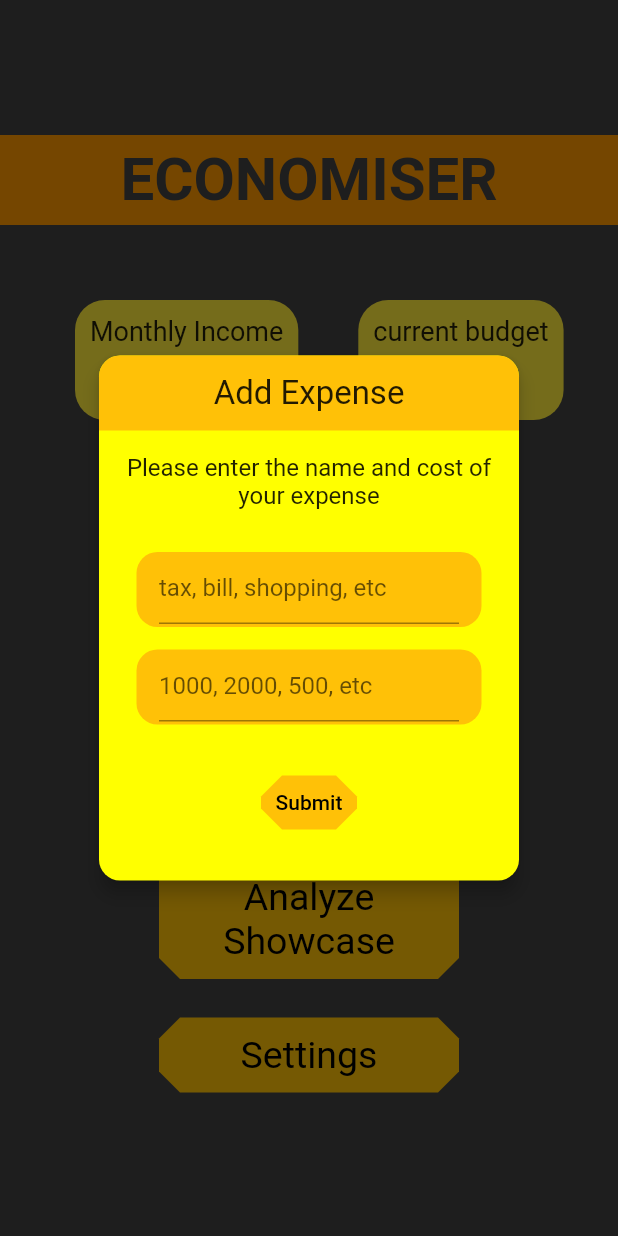
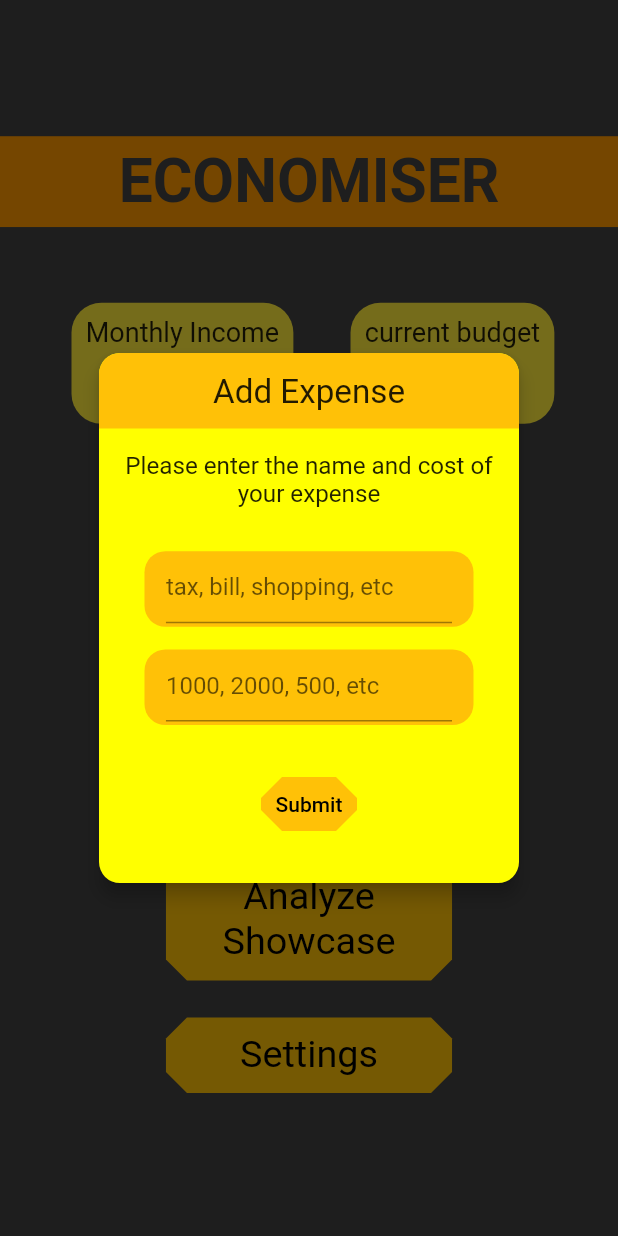
Before and after one commit to MermertH/economiser, a Flutter app: the screen it shows once a user with an empty profile is signed in, after a tap on "Add Expense", on a phone screen of 412 x 824 dp. Run offline on Flutter 3.47's test engine with Material 2 defaults, Android fonts, the light colour scheme and no system bars; our stand-ins replace cloud_firestore, firebase_auth, firebase_core, jiffy; accounts and stored records are empty.

Commit message:
rescaling part 1 done

```diff
--- a/lib/AnalyzingPage/AnalyzeShowcase.dart
+++ b/lib/AnalyzingPage/AnalyzeShowcase.dart
@@ -49,7 +49,7 @@ class _AnalyzeShowcaseState extends State<AnalyzeShowcase> {
   @override
   Widget build(BuildContext context) {
     final maxWidth = MediaQuery.of(context).size.width;
-    //final maxHeight = MediaQuery.of(context).size.height;
+    final maxHeight = MediaQuery.of(context).size.height;
     return Scaffold(
       backgroundColor: Colors.grey[800],
       appBar: AppBar(
@@ -189,6 +189,8 @@ class _AnalyzeShowcaseState extends State<AnalyzeShowcase> {
                           builder: (context) => InformativeDialog());
                       print('selected day is $selectedDay');
                       print('selected week is $selectedWeek');
+                      print('max width: $maxWidth');
+                      print('max height: $maxHeight');
                     },
                     child: const Text('?'),
                   ),
--- a/lib/MainPage/app_label.dart
+++ b/lib/MainPage/app_label.dart
@@ -3,26 +3,24 @@ import 'package:flutter/material.dart';
 class AppLabel extends StatelessWidget {
   @override
   Widget build(BuildContext context) {
+    // var maxWidth = MediaQuery.of(context).size.width;
+    var maxHeight = MediaQuery.of(context).size.height;
     return Center(
       child: Container(
-        margin: EdgeInsets.only(top: 90),
-        height: 60,
+        margin: EdgeInsets.only(top: maxHeight * 0.1102),
+        height: maxHeight * 0.0735,
         decoration: BoxDecoration(
           color: Theme.of(context).primaryColor,
-          // borderRadius: BorderRadius.only(
-          //   topLeft: Radius.circular(14),
-          //   topRight: Radius.circular(14),
-          //   bottomLeft: Radius.circular(14),
-          //   bottomRight: Radius.circular(14),
-          // ),
         ),
         child: Center(
-          child: Text(
-            "ECONOMISER",
-            style: TextStyle(
-                fontSize: 40,
-                fontWeight: FontWeight.bold,
-                color: Colors.grey[800]),
+          child: FittedBox(
+            child: Text(
+              "ECONOMISER",
+              style: TextStyle(
+                  fontSize: maxHeight * 0.0490,
+                  fontWeight: FontWeight.bold,
+                  color: Colors.grey[800]),
+            ),
           ),
         ),
       ),
--- a/lib/MainPage/current_budget.dart
+++ b/lib/MainPage/current_budget.dart
@@ -18,10 +18,12 @@ class _CurrentBudgetState extends State<CurrentBudget> {
 
   @override
   Widget build(BuildContext context) {
+    var maxWidth = MediaQuery.of(context).size.width;
+    var maxHeight = MediaQuery.of(context).size.height;
     return Container(
-      height: 80,
+      height: maxHeight * 0.0980,
       child: Container(
-        padding: EdgeInsets.all(10),
+        padding: EdgeInsets.all(maxWidth * 0.0231),
         decoration: BoxDecoration(
           color: Colors.yellow,
           borderRadius: BorderRadius.all(Radius.circular(20)),
@@ -29,10 +31,15 @@ class _CurrentBudgetState extends State<CurrentBudget> {
         child: Column(
           mainAxisAlignment: MainAxisAlignment.spaceBetween,
           children: [
-            Expanded(
+            Padding(
+              padding: const EdgeInsets.only(bottom: 5),
+              child: FittedBox(
+                child: Expanded(
                   child: Text(
                     'current budget',
                     style: TextStyle(fontSize: 18),
+                  ),
+                ),
               ),
             ),
             Expanded(
@@ -83,12 +90,14 @@ class _CurrentBudgetState extends State<CurrentBudget> {
                             monthlyIncome(
                                 budgetSnapshot, income, incomeSnapshot);
                           }
-                          return Text(
+                          return FittedBox(
+                            child: Text(
                               budgetSnapshot.data.docs
                                       .any((doc) => doc.id == _userAuth.uid)
                                   ? '${budgetSnapshot.data.docs.firstWhere((doc) => doc.id == _userAuth.uid).get('currentBudget')}\$'
                                   : '0\$',
                               style: TextStyle(fontSize: 18),
+                            ),
                           );
                         },
                       );
--- a/lib/MainPage/main_page.dart
+++ b/lib/MainPage/main_page.dart
@@ -90,6 +90,8 @@ class _MainPageState extends State<MainPage> {
 
   @override
   Widget build(BuildContext context) {
+    var maxWidth = MediaQuery.of(context).size.width;
+    var maxHeight = MediaQuery.of(context).size.height;
     return Scaffold(
       resizeToAvoidBottomInset: false,
       body: Container(
@@ -100,7 +102,8 @@ class _MainPageState extends State<MainPage> {
             AppLabel(),
             // monthly income and current budget
             Container(
-              margin: EdgeInsets.only(left: 50, top: 50),
+              margin: EdgeInsets.only(
+                  left: maxWidth * 0.1157, top: maxHeight * 0.0612),
               child: Row(
                 children: [
                   // monthly income
@@ -118,7 +121,7 @@ class _MainPageState extends State<MainPage> {
                   SizedBox(),
                   //Set Income Button
                   Padding(
-                    padding: const EdgeInsets.only(top: 40),
+                    padding: EdgeInsets.only(top: maxHeight * 0.0490),
                     child: TextButton(
                       onPressed: () {
                         showDialog(
@@ -129,9 +132,9 @@ class _MainPageState extends State<MainPage> {
                             ScaffoldMessenger.of(context).showSnackBar(SnackBar(
                               content: Text(
                                 'Income submitted successfully!',
-                                style: const TextStyle(
+                                style: TextStyle(
                                   color: Colors.black,
-                                  fontSize: 16,
+                                  fontSize: maxWidth * 0.0370,
                                 ),
                               ),
                               backgroundColor: Colors.amber,
@@ -146,8 +149,9 @@ class _MainPageState extends State<MainPage> {
                           shape: const BeveledRectangleBorder(
                             borderRadius: BorderRadius.all(Radius.circular(14)),
                           ),
-                          textStyle: const TextStyle(fontSize: 25),
-                          fixedSize: Size(200, 50)),
+                          textStyle: TextStyle(fontSize: maxHeight * 0.0306),
+                          fixedSize:
+                              Size(maxWidth * 0.4629, maxHeight * 0.0612)),
                     ),
                   ),
                   // Add Budget
@@ -178,8 +182,8 @@ class _MainPageState extends State<MainPage> {
                         shape: const BeveledRectangleBorder(
                           borderRadius: BorderRadius.all(Radius.circular(14)),
                         ),
-                        textStyle: const TextStyle(fontSize: 25),
-                        fixedSize: Size(200, 50)),
+                        textStyle: TextStyle(fontSize: maxHeight * 0.0306),
+                        fixedSize: Size(maxWidth * 0.4629, maxHeight * 0.0612)),
                   ),
                   //Add Expense Button
                   TextButton(
@@ -212,8 +216,8 @@ class _MainPageState extends State<MainPage> {
                         shape: const BeveledRectangleBorder(
                           borderRadius: BorderRadius.all(Radius.circular(14)),
                         ),
-                        textStyle: const TextStyle(fontSize: 25),
-                        fixedSize: Size(200, 50)),
+                        textStyle: TextStyle(fontSize: maxHeight * 0.0306),
+                        fixedSize: Size(maxWidth * 0.4629, maxHeight * 0.0612)),
                   ),
                   //Analyze Showcase Button
                   TextButton(
@@ -233,8 +237,8 @@ class _MainPageState extends State<MainPage> {
                         shape: const BeveledRectangleBorder(
                           borderRadius: BorderRadius.all(Radius.circular(14)),
                         ),
-                        textStyle: const TextStyle(fontSize: 25),
-                        fixedSize: Size(200, 80)),
+                        textStyle: TextStyle(fontSize: maxHeight * 0.0306),
+                        fixedSize: Size(maxWidth * 0.4629, maxHeight * 0.0980)),
                   ),
                   //Settings Button
                   TextButton(
@@ -252,10 +256,10 @@ class _MainPageState extends State<MainPage> {
                         shape: const BeveledRectangleBorder(
                           borderRadius: BorderRadius.all(Radius.circular(14)),
                         ),
-                        textStyle: const TextStyle(fontSize: 25),
-                        fixedSize: Size(200, 50)),
+                        textStyle: TextStyle(fontSize: maxHeight * 0.0306),
+                        fixedSize: Size(maxWidth * 0.4629, maxHeight * 0.0612)),
                   ),
-                  const SizedBox(height: 70),
+                  SizedBox(height: maxHeight * 0.0857),
                 ],
               ),
             ),
--- a/lib/MainPage/monthly_income.dart
+++ b/lib/MainPage/monthly_income.dart
@@ -8,12 +8,14 @@ class MonthlyIncome extends StatelessWidget {
 
   @override
   Widget build(BuildContext context) {
+    var maxWidth = MediaQuery.of(context).size.width;
+    var maxHeight = MediaQuery.of(context).size.height;
     var _userAuth = FirebaseAuth.instance.currentUser;
     return Container(
-      margin: EdgeInsets.only(right: 40),
-      height: 80,
+      margin: EdgeInsets.only(right: maxWidth * 0.0925),
+      height: maxHeight * 0.0980,
       child: Container(
-        padding: EdgeInsets.all(10),
+        padding: EdgeInsets.all(maxWidth * 0.0231),
         decoration: BoxDecoration(
           color: Colors.yellow,
           borderRadius: BorderRadius.all(Radius.circular(20)),
@@ -21,10 +23,15 @@ class MonthlyIncome extends StatelessWidget {
         child: Column(
           mainAxisAlignment: MainAxisAlignment.spaceBetween,
           children: [
-            Expanded(
+            Padding(
+              padding: const EdgeInsets.only(bottom: 5),
+              child: FittedBox(
+                child: Expanded(
                   child: Text(
                     'Monthly Income',
                     style: TextStyle(fontSize: 18),
+                  ),
+                ),
               ),
             ),
             Expanded(
@@ -50,12 +57,14 @@ class MonthlyIncome extends StatelessWidget {
                           ),
                         );
                       }
-                      return Text(
+                      return FittedBox(
+                        child: Text(
                           snapshot.data.docs
                                   .any((doc) => doc.id == _userAuth.uid)
                               ? '${snapshot.data.docs.firstWhere((doc) => doc.id == _userAuth.uid).get('income')}\$'
                               : '0\$',
                           style: TextStyle(fontSize: 18),
+                        ),
                       );
                     },
                   ),
--- a/lib/PopUps/add_expense.dart
+++ b/lib/PopUps/add_expense.dart
@@ -19,6 +19,8 @@ class _AddExpenseDialogState extends State<AddExpenseDialog> {
 
   @override
   Widget build(BuildContext context) {
+    var maxWidth = MediaQuery.of(context).size.width;
+    var maxHeight = MediaQuery.of(context).size.height;
     return Dialog(
       elevation: 5,
       backgroundColor: Colors.yellowAccent,
@@ -26,12 +28,12 @@ class _AddExpenseDialogState extends State<AddExpenseDialog> {
         borderRadius: BorderRadius.all(Radius.circular(14)),
       ),
       child: Container(
-        height: 350,
-        width: 250,
+        height: maxHeight * 0.4289,
+        width: maxWidth * 0.5787,
         child: Column(
           children: [
             Container(
-              height: 50,
+              height: maxHeight * 0.0612,
               decoration: BoxDecoration(
                   color: Colors.amber,
                   borderRadius: BorderRadius.only(
@@ -41,17 +43,17 @@ class _AddExpenseDialogState extends State<AddExpenseDialog> {
               child: Center(
                   child: Text(
                 'Add Expense',
-                style: TextStyle(fontSize: 22),
+                style: TextStyle(fontSize: maxHeight * 0.0269),
               )),
             ),
-            SizedBox(height: 15),
+            SizedBox(height: maxHeight * 0.0183),
             Padding(
-              padding: const EdgeInsets.symmetric(horizontal: 8),
+              padding: EdgeInsets.symmetric(horizontal: maxWidth * 0.0185),
               child: Text(
                 'Please enter the name and cost of your expense',
                 textAlign: TextAlign.center,
                 style: TextStyle(
-                  fontSize: 16,
+                  fontSize: maxHeight * 0.0196,
                 ),
               ),
             ),
@@ -64,8 +66,8 @@ class _AddExpenseDialogState extends State<AddExpenseDialog> {
                   Stack(
                     children: [
                       Container(
-                        width: 230,
-                        height: 50,
+                        width: maxWidth * 0.5324,
+                        height: maxHeight * 0.0612,
                         decoration: BoxDecoration(
                           borderRadius: BorderRadius.all(
                             Radius.circular(14),
@@ -74,14 +76,14 @@ class _AddExpenseDialogState extends State<AddExpenseDialog> {
                         ),
                       ),
                       Padding(
-                        padding: const EdgeInsets.only(left: 15),
+                        padding: EdgeInsets.only(left: maxWidth * 0.0347),
                         child: TextFormField(
                           key: ValueKey('Expense Name'),
                           keyboardType: TextInputType.text,
                           decoration: new InputDecoration(
                             hintText: 'tax, bill, shopping, etc',
                             constraints: BoxConstraints(
-                              maxWidth: 200,
+                              maxWidth: maxWidth * 0.4629,
                             ),
                           ),
                           validator: (value) {
@@ -104,13 +106,13 @@ class _AddExpenseDialogState extends State<AddExpenseDialog> {
                       ),
                     ],
                   ),
-                  SizedBox(height: 15),
+                  SizedBox(height: maxHeight * 0.0183),
                   // cost of the expense
                   Stack(
                     children: [
                       Container(
-                        width: 230,
-                        height: 50,
+                        width: maxWidth * 0.5324,
+                        height: maxHeight * 0.0612,
                         decoration: BoxDecoration(
                           borderRadius: BorderRadius.all(
                             Radius.circular(14),
@@ -119,7 +121,7 @@ class _AddExpenseDialogState extends State<AddExpenseDialog> {
                         ),
                       ),
                       Padding(
-                        padding: const EdgeInsets.only(left: 15),
+                        padding: EdgeInsets.only(left: maxWidth * 0.0347),
                         child: Column(
                           children: [
                             TextFormField(
@@ -128,7 +130,7 @@ class _AddExpenseDialogState extends State<AddExpenseDialog> {
                               decoration: new InputDecoration(
                                 hintText: '1000, 2000, 500, etc',
                                 constraints: BoxConstraints(
-                                  maxWidth: 200,
+                                  maxWidth: maxWidth * 0.4629,
                                 ),
                               ),
                               validator: (value) {
@@ -191,7 +193,7 @@ class _AddExpenseDialogState extends State<AddExpenseDialog> {
                               Navigator.of(context).pop(true);
                             }
                           },
-                          child: Text('Submit'),
+                          child: FittedBox(child: Text('Submit')),
                           style: TextButton.styleFrom(
                             backgroundColor: Colors.amber,
                             primary: Colors.black,
```
Also changed, not shown: lib/PopUps/add_budget.dart (+13 -11 lines), lib/PopUps/informative_dialog.dart (+13 -1 lines), lib/PopUps/logout_verification.dart (+10 -8 lines), lib/PopUps/salary_added.dart (+6 -4 lines), lib/PopUps/set_income_dialog.dart (+16 -13 lines), lib/PopUps/show_budget_warning_dialog.dart (+9 -6 lines), lib/SettingsPage/Settings.dart (+6 -4 lines). Lines whose indentation alone changed are shown as unchanged.
